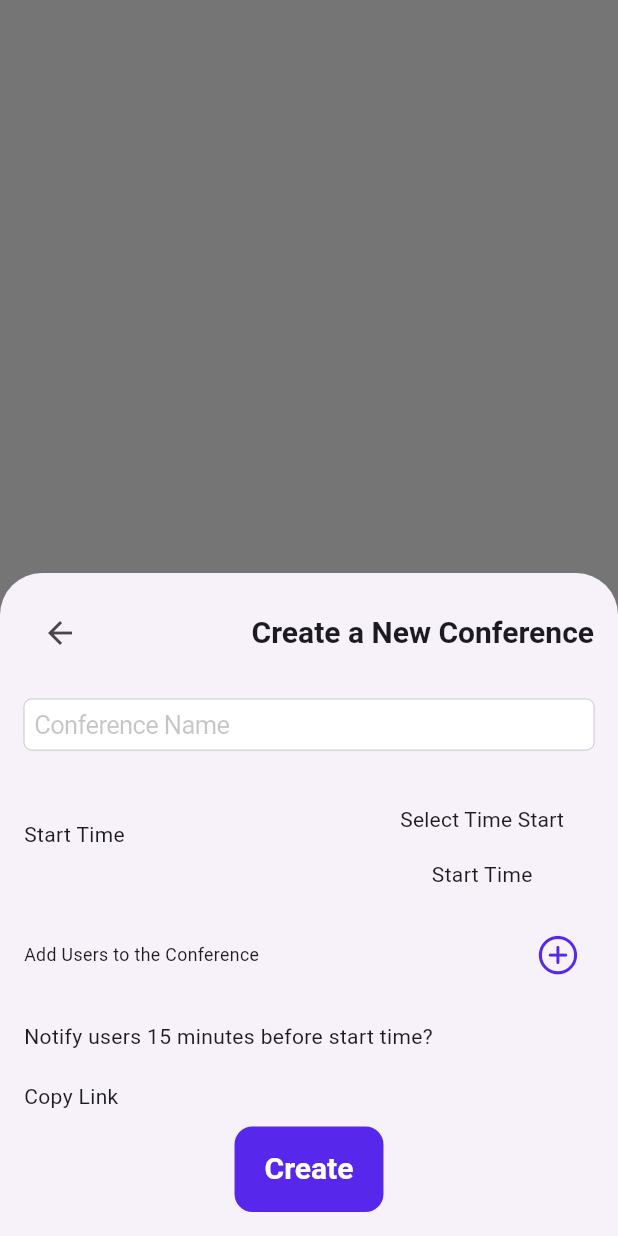
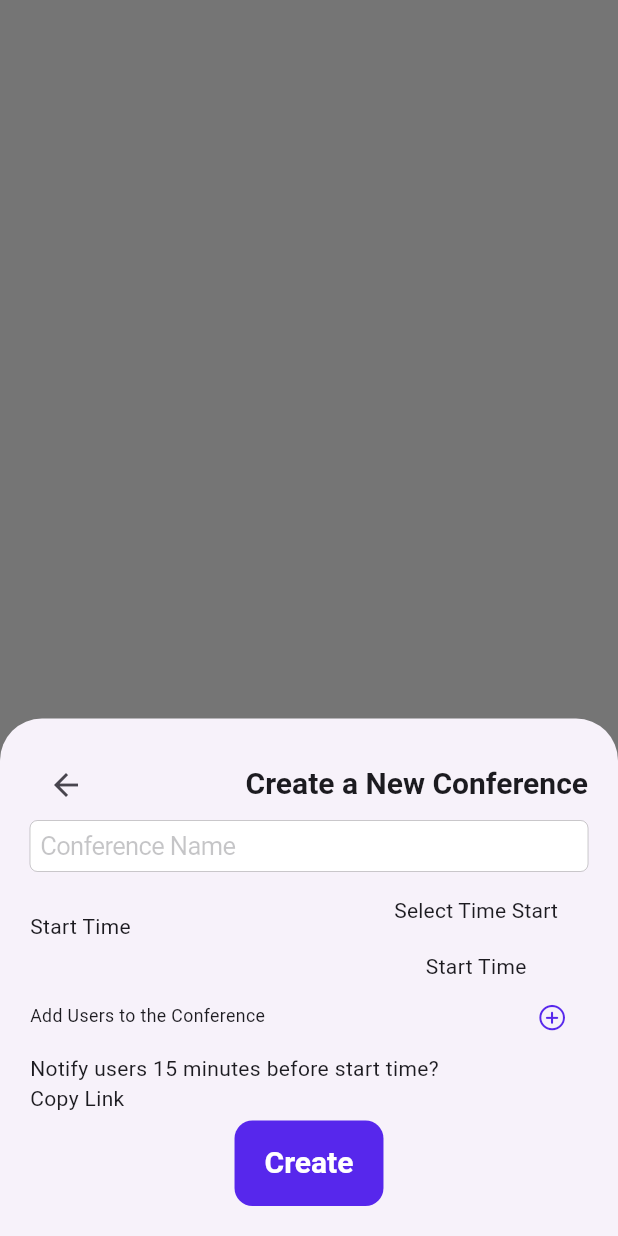
Before and after one commit to EgorSborschikov/ComfortConfy, a Flutter app: what createConferencion() shows on an empty page, opened directly, on a phone screen of 412 x 824 dp. Run offline on Flutter 3.47's test engine with Material 3 defaults, Android fonts, the phone set to English and light mode, and no system bars; our stand-ins replace flutter_svg, image_picker, shared_preferences; missing offline and left inert: clipboard; accounts and stored records are empty; generated files the repository leaves out were written again; network calls fail; Roboto replaces fonts that are missing (Kokoro, Ubuntu).

Commit message:
reorganizate code logic & update modal bottom sheet for create conf

```diff
--- a/lib/main.dart
+++ b/lib/main.dart
@@ -1,5 +1,4 @@
 import 'package:comfort_confy/l10n/locale_provider.dart';
-import 'package:comfort_confy/mobile/pages/call_page.dart';
 import 'package:comfort_confy/mobile/pages/home_page.dart';
 import 'package:comfort_confy/mobile/pages/login_page.dart';
 import 'package:comfort_confy/mobile/pages/registration_page.dart';
@@ -59,12 +58,11 @@ class ComfortConfyApp extends StatelessWidget {
       ],
       debugShowCheckedModeBanner: false,
       theme: themeProvider.isDarkTheme ? darkTheme : lightTheme,
-      /*home: isRegistered
+      home: isRegistered
           ? (isLogined
               ? const HomePage()
               : const LoginPage())
-          : const RegistrationPage(),*/
-      home: CallPage(nickname: 'test', profilePicture: '~/documents')
+          : const RegistrationPage(),
     );
   }
 }
--- a/lib/mobile/components/create_conferention_bottom_sheet.dart
+++ b/lib/mobile/components/create_conferention_bottom_sheet.dart
@@ -6,11 +6,11 @@ import 'package:flutter_gen/gen_l10n/app_localizations.dart';
 Future<void> createConferencion(BuildContext context) async {
   showModalBottomSheet(
     context: context,
-    builder: (BuildContext context){
+    isScrollControlled: true,
+    builder: (BuildContext context) {
       return Container(
-        padding: const EdgeInsets.all(16.0),
-          child: Column(
-            mainAxisSize: MainAxisSize.min,
+        padding: const EdgeInsets.all(20.0),
+        child: Wrap(
           children: [
             Row(
               mainAxisAlignment: MainAxisAlignment.spaceBetween,
@@ -40,7 +40,7 @@ Future<void> createConferencion(BuildContext context) async {
                   AppLocalizations.of(context)!.timeStart,
                 ),
                 const ConferenceStartTimeChoice()
-                ]
+              ],
             ),
             const SizedBox(height: 20),
             Row(
@@ -53,11 +53,9 @@ Future<void> createConferencion(BuildContext context) async {
                   ),
                 ),
                 IconButton(
-                    icon: const Icon(CupertinoIcons.add_circled, size: 30),
+                  icon: const Icon(CupertinoIcons.add_circled, size: 20),
                   color: const Color(0xFF5727EC),
-                    onPressed: () {
-
-                    },
+                  onPressed: () {},
                 ),
               ],
             ),
@@ -68,10 +66,7 @@ Future<void> createConferencion(BuildContext context) async {
                 Text(
                   AppLocalizations.of(context)!.notifyUsers15MinutesBeforeStartTime,
                 ),
-                  /*CupertinoSwitch(
-                    value: ,
-                    onChanged: ,
-                  ),*/
+                // Замечание: Включите переключатель здесь, если требуется
               ],
             ),
             const SizedBox(height: 20),
@@ -83,20 +78,23 @@ Future<void> createConferencion(BuildContext context) async {
                 ),
               ],
             ),
-              const SizedBox(height: 10),
-              CupertinoButton(
+            const SizedBox(height: 25), // Отступ перед кнопкой
+            Center( // Центрирование кнопки
+              child: CupertinoButton(
                 onPressed: () {},
-                color:const Color(0xFF5727EC),
+                color: const Color(0xFF5727EC),
                 child: Text(
                   AppLocalizations.of(context)!.create,
                   style: Theme.of(context).textTheme.headlineLarge!.copyWith(
-                    color: Color.fromARGB(255, 255, 255, 255),
+                        color: const Color.fromARGB(255, 255, 255, 255),
                       ),
                 ),
               ),
+            ),
+            const SizedBox(height: 20), // Отступ после кнопки
           ],
         ),
       );
-    }
+    },
   );
 }
```
Also changed, not shown: lib/mobile/components/call_app_bar.dart (+1 -61 lines), lib/mobile/pages/call_page.dart (+3 -13 lines), lib/server/services/call_features_service/call_features_service.dart (+1 -108 lines), pubspec.yaml (+5 -4 lines), pubspec.lock, 3 other files. Lines whose indentation alone changed are shown as unchanged.
